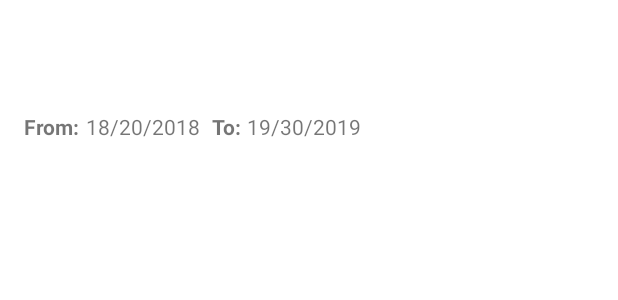
After one commit to williamsimiao/hsmAssistantAndroid, an Android app: the layout fragment_objeto_detail.xml on its own in the app's theme, with its tools: preview values and no code run, on a phone screen of 412 x 824 dp. The commit adds this screen. Shown: the top 300 px of the screen. Run offline under Robolectric (Android 15) with nearby library versions, the phone set to English and light mode, and no system bars.

```diff
--- a/app/build.gradle
+++ b/app/build.gradle
@@ -18,9 +18,14 @@ android {
         testInstrumentationRunner "androidx.test.runner.AndroidJUnitRunner"
     }
     buildTypes {
+        def fingerPrint = "williamSimiao"
         release {
             minifyEnabled false
             proguardFiles getDefaultProguardFile('proguard-android-optimize.txt'), 'proguard-rules.pro'
+            buildConfigField("String", "FINGER_PRINT", "\"${fingerPrint}\"")
+        }
+        debug {
+            buildConfigField("String", "FINGER_PRINT", "\"${fingerPrint}\"")
         }
     }
 }
--- a/app/src/main/java/com/example/hsmassistantandroid/ui/fragments/ObjetosListFragment.kt
+++ b/app/src/main/java/com/example/hsmassistantandroid/ui/fragments/ObjetosListFragment.kt
@@ -23,7 +23,9 @@ import androidx.recyclerview.widget.DividerItemDecoration
 import androidx.constraintlayout.solver.widgets.ConstraintWidget.HORIZONTAL
 import androidx.constraintlayout.solver.widgets.ConstraintWidget.VERTICAL
 import androidx.core.app.ActivityCompat.invalidateOptionsMenu
+import androidx.navigation.Navigation.findNavController
 import androidx.recyclerview.widget.RecyclerView
+import com.example.hsmassistantandroid.BuildConfig
 import com.example.hsmassistantandroid.data.certificate
 import com.example.hsmassistantandroid.extensions.alertAboutConnectionError
 import com.example.hsmassistantandroid.extensions.ctx
@@ -50,6 +52,7 @@ class ObjetosListFragment : mainFragment() {
         setHasOptionsMenu(true)
         val sharedPreferences = PreferenceManager.getDefaultSharedPreferences(context)
         tokenString = sharedPreferences.getString("TOKEN", null)
+        Log.d(TAG, BuildConfig.FINGER_PRINT)
     }
 
     fun expoRequest(objId: String) {
@@ -113,7 +116,6 @@ class ObjetosListFragment : mainFragment() {
                 else {
                     val message = handleAPIError(this@ObjetosListFragment, response.errorBody())
                     Snackbar.make(view!!, message!!, Snackbar.LENGTH_LONG).show()
-
                 }
             }
         }
@@ -200,7 +202,7 @@ class ObjetosListAdapter(private val certArrayList: ArrayList<certificate>) : Re
     override fun onBindViewHolder(holder: ViewHolder, position: Int) {
         holder.itemView.setOnClickListener(object : View.OnClickListener {
             override fun onClick(v: View) {
-                Log.d(TAG, "name:" + certArrayList[position].name)
+                findNavController(v).navigate(R.id.action_objetosListFragment_to_objetoDetailFragment)
             }
         })
 
--- /dev/null
+++ b/app/src/main/res/layout/fragment_objeto_detail.xml
@@ -0,0 +1,76 @@
+<androidx.constraintlayout.widget.ConstraintLayout xmlns:android="http://schemas.android.com/apk/res/android"
+                                                   xmlns:app="http://schemas.android.com/apk/res-auto"
+                                                   xmlns:tools="http://schemas.android.com/tools"
+                                                   android:layout_width="match_parent"
+                                                   android:layout_height="108dp"
+                                                   android:layout_gravity="top">
+
+    <TextView
+            android:id="@+id/certificateName"
+            android:layout_width="match_parent"
+            android:layout_height="wrap_content"
+            app:layout_constraintTop_toTopOf="parent"
+            android:layout_marginTop="12dp"
+            android:layout_marginEnd="16dp"
+            android:layout_marginStart="16dp"
+            app:layout_constraintStart_toStartOf="parent"
+            app:layout_constraintEnd_toEndOf="parent"
+            android:textStyle="bold"/>
+
+
+    <TextView
+            android:id="@+id/emissor"
+            android:layout_width="match_parent"
+            android:layout_height="wrap_content"
+            app:layout_constraintTop_toBottomOf="@id/certificateName"
+            android:layout_marginTop="12dp"
+            android:layout_marginEnd="16dp"
+            android:layout_marginStart="16dp"
+            app:layout_constraintStart_toStartOf="parent"
+            app:layout_constraintEnd_toEndOf="parent"/>
+
+    <!--Terceira linha-->
+
+    <TextView
+            android:id="@+id/fromLabel"
+            android:layout_width="wrap_content"
+            android:layout_height="wrap_content"
+            app:layout_constraintTop_toBottomOf="@id/emissor"
+            app:layout_constraintStart_toStartOf="parent"
+            android:layout_marginTop="12dp"
+            android:layout_marginStart="16dp"
+            android:textStyle="bold"
+            tools:text="From:"/>
+
+    <TextView
+            android:id="@+id/fromDate"
+            android:layout_width="wrap_content"
+            android:layout_height="wrap_content"
+            app:layout_constraintTop_toBottomOf="@id/emissor"
+            app:layout_constraintStart_toEndOf="@id/fromLabel"
+            android:layout_marginTop="12dp"
+            android:layout_marginStart="4dp"
+            tools:text="18/20/2018"/>
+
+    <TextView
+            android:id="@+id/toLabel"
+            android:layout_width="wrap_content"
+            android:layout_height="wrap_content"
+            app:layout_constraintTop_toBottomOf="@id/emissor"
+            app:layout_constraintStart_toEndOf="@id/fromDate"
+            android:layout_marginTop="12dp"
+            android:layout_marginStart="8dp"
+            android:textStyle="bold"
+            tools:text="To:"/>
+
+    <TextView
+            android:id="@+id/toDate"
+            android:layout_width="wrap_content"
+            android:layout_height="wrap_content"
+            app:layout_constraintTop_toBottomOf="@id/emissor"
+            app:layout_constraintStart_toEndOf="@id/toLabel"
+            android:layout_marginTop="12dp"
+            android:layout_marginStart="4dp"
+            tools:text="19/30/2019"/>
+
+</androidx.constraintlayout.widget.ConstraintLayout>
--- a/app/src/main/res/navigation/navigation_objetos.xml
+++ b/app/src/main/res/navigation/navigation_objetos.xml
@@ -11,7 +11,12 @@
         <action android:id="@+id/goto_Login" app:destination="@id/mainActivity2" app:popUpTo="@+id/mainActivity2"
                 app:enterAnim="@anim/nav_default_enter_anim" app:exitAnim="@anim/nav_default_exit_anim"
                 app:popEnterAnim="@anim/nav_default_pop_enter_anim" app:popExitAnim="@anim/nav_default_pop_exit_anim"/>
+        <action android:id="@+id/action_objetosListFragment_to_objetoDetailFragment"
+                app:destination="@id/objetoDetailFragment"/>
     </fragment>
     <activity android:id="@+id/mainActivity2" android:name="com.example.hsmassistantandroid.ui.activities.MainActivity"
               android:label="MainActivity"/>
+    <fragment android:id="@+id/objetoDetailFragment"
+              android:name="com.example.hsmassistantandroid.ui.fragments.ObjetoDetailFragment"
+              android:label="ObjetoDetailFragment"/>
 </navigation>
```
Also changed, not shown: app/src/main/java/com/example/hsmassistantandroid/ui/fragments/ObjetoDetailFragment.kt (added, +77 -0 lines).
